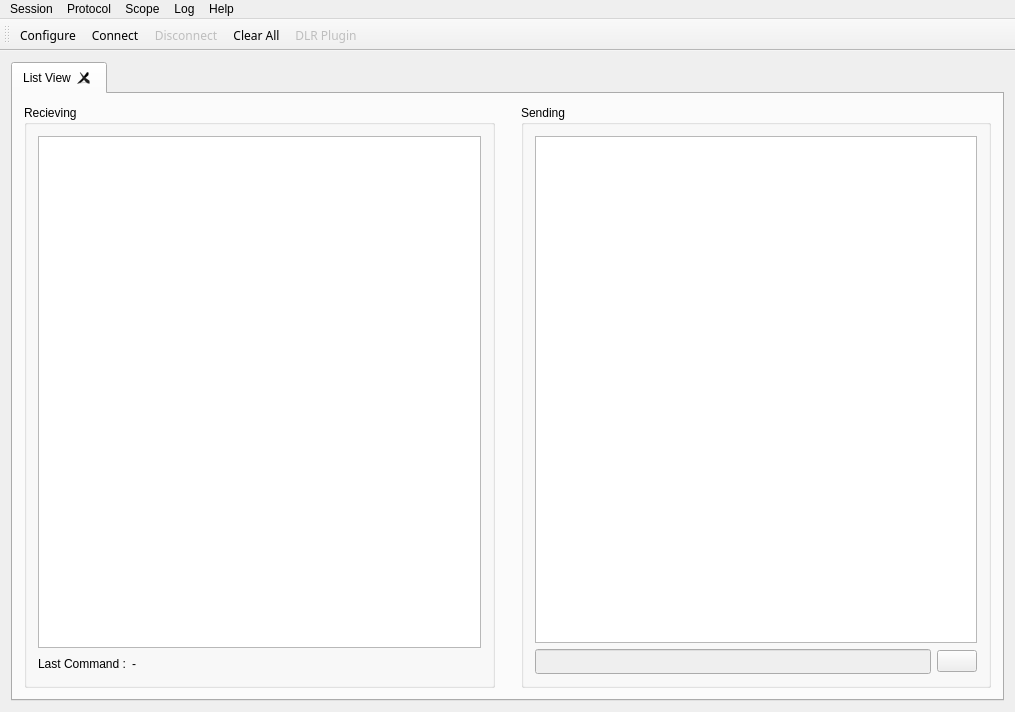
The window that mainwindow.ui (schwemmdx/rs232-tool) describes before a commit, drawn with Qt 5.
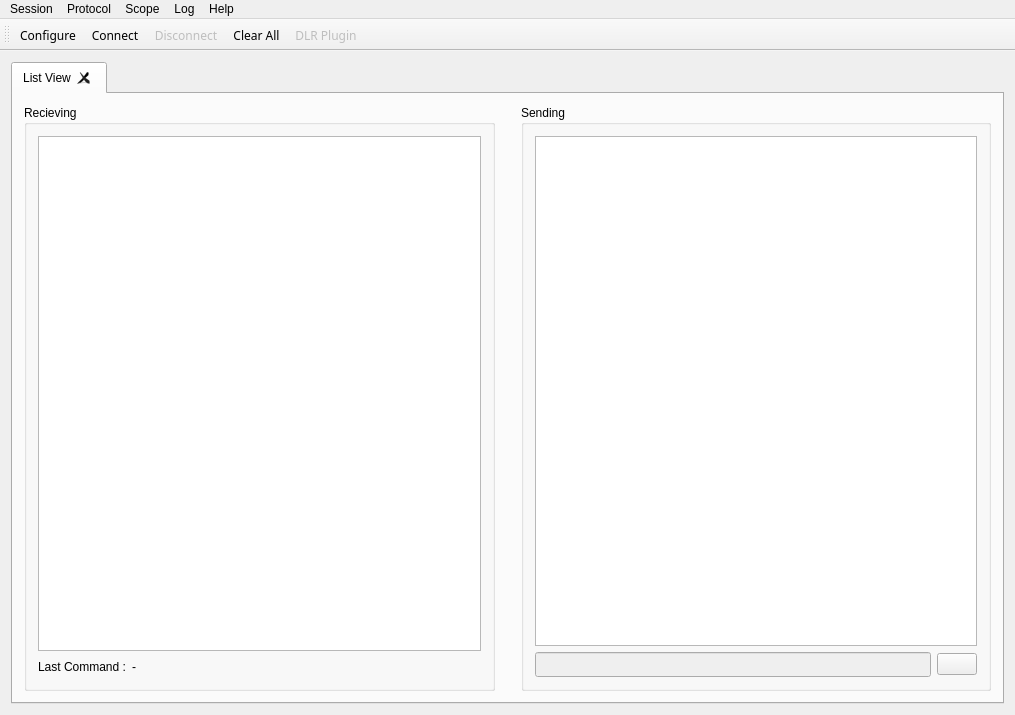
The same window after the commit. Icons and pictures are not drawn.

Diff of the .ui file:
```diff
--- a/mainwindow.ui
+++ b/mainwindow.ui
@@ -7,7 +7,7 @@
     <x>0</x>
     <y>0</y>
     <width>1015</width>
-    <height>712</height>
+    <height>715</height>
    </rect>
   </property>
   <property name="windowTitle">
@@ -17,11 +17,8 @@
    <iconset resource="rs232_ressources.qrc">
     <normaloff>:/imgs/images/icons8-rs-232-male-48.png</normaloff>:/imgs/images/icons8-rs-232-male-48.png</iconset>
   </property>
-  <widget class="QWidget" name="centralWidget">
-   <property name="enabled">
-    <bool>true</bool>
-   </property>
-   <layout class="QVBoxLayout" name="verticalLayout">
+  <widget class="QWidget" name="widget">
+   <layout class="QVBoxLayout" name="_2">
     <item>
      <widget class="QTabWidget" name="tabWidget">
       <property name="tabsClosable">
```
Left out of the diff: 23 changed lines with no effect on the pictures.
